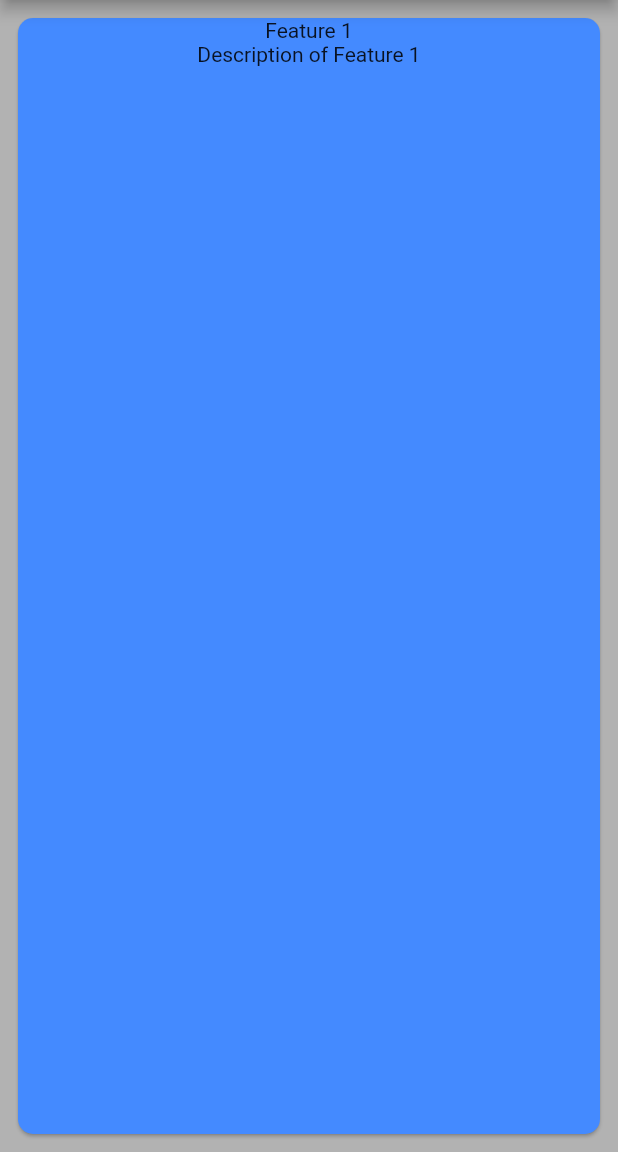
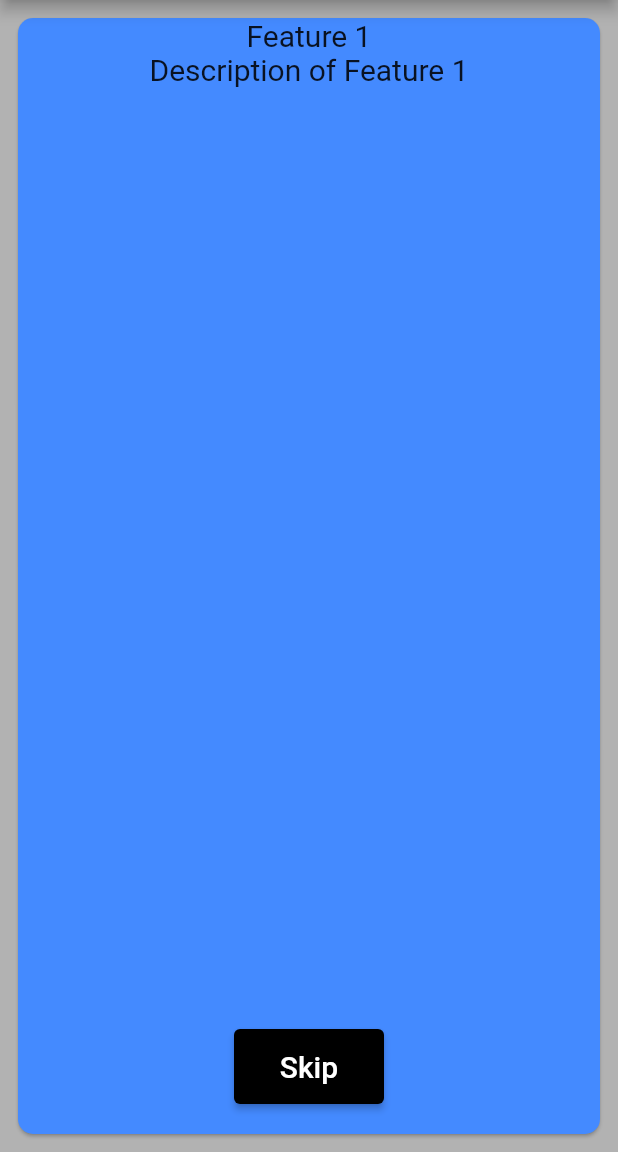
Before and after one commit to MostafaHamedd/Course-grade-tracker, a Flutter app: the screen it shows after launch, on a phone screen of 412 x 824 dp, the part 84-1236 px from its top. Run offline on Flutter 3.47's test engine with Material 2 defaults, Android fonts, the phone set to English and light mode, and no system bars; our stand-ins replace fluttertoast, page_transition, slider_button, sqflite; accounts and stored records are empty.

Commit message:
Database issues fixed and skip button added

```diff
--- a/lib/contentDb.dart
+++ b/lib/contentDb.dart
@@ -23,6 +23,9 @@ class contentDatabase{
       return _contentDb ;
     }
 
+  }
+  bool isInitialized(){
+    return _contentDb!=null ;
   }
 
 
--- a/lib/coursePage.dart
+++ b/lib/coursePage.dart
@@ -284,6 +284,7 @@ class _coursePageState extends State<coursePage> {
   }
 
   Widget courseContent() {
+
     return SingleChildScrollView(
       child: Column(
         children: [
--- a/lib/main.dart
+++ b/lib/main.dart
@@ -48,30 +48,91 @@ class _pageScaffoldState extends State<pageScaffold> {
         children: [
           PageView(
             children: [
+              Stack(
+                children: [
                   Card(
                     color: Colors.blueAccent,
                     shape: RoundedRectangleBorder(
                       borderRadius: BorderRadius.circular(10.0),
                     ),
+                    child: Stack(
+                      children: [
+                        // Image.asset(),
+
+                        Center(
                           child: Column(
                             children: [
-                    // Image.asset(),
-                    Text("Feature 1"),
-                    Text("Description of Feature 1"),
+                              Text("Feature 1",style: TextStyle(fontSize: 20),),
+                              Text("Description of Feature 1",style: TextStyle(fontSize: 20),),
+                            //  Align(alignment: Alignment.bottomCenter,child: ElevatedButton(onPressed: (){}, child: Text("Skip")),)
+
                             ],
                           ),
+                        ),
+                        Padding(
+                          padding: const EdgeInsets.all(20.0),
+                          child: Align(
+                            alignment: Alignment.bottomCenter,
+                            child: Container(
+                              width: 100,
+                              height: 50,
+                              child: ElevatedButton(
+                                onPressed: () {
+                                  Navigator.push(
+                                      context,
+                                      PageTransition(
+                                          type: PageTransitionType.fade,
+                                          child: CoursesPage(),
+                                          alignment: Alignment.center));
+                                },
+                                child: const Text('Skip',style: TextStyle(fontSize: 20),),
+                                style: ButtonStyle(
+
+                                  backgroundColor:
+                                  MaterialStateProperty.all(Colors.black),
+                                ),
+                              ),
+                            ),
+                          ),
+                          //Align(alignment: Alignment.bottomCenter,child:SliderButton(
+                          //
+                          //     buttonColor: Colors.black38,
+                          //     backgroundColor: Colors.black12,
+                          //     action: () {
+                          //       ///Do something here
+                          //       Navigator.push(context, PageTransition(type: PageTransitionType.fade, child: CoursesPage(),alignment: Alignment.center));
+                          //     },
+                          //     label: Text(
+                          //       "Get Started!       ",
+                          //       style: TextStyle(
+                          //           color: Color(0xff4a4a4a), fontWeight: FontWeight.w500, fontSize: 17),
+                          //     ),
+                          //     icon: Icon(Icons.navigate_next,size: 50,)
+                          //
+                          //
+                          // )
+                          //   ),
+                        )
+
+                      ],
+                    ),
+                  ),
+
+                ],
               ),
               Card(
                 color: Colors.orange,
                 shape: RoundedRectangleBorder(
                   borderRadius: BorderRadius.circular(10.0),
                 ),
+                child: Center(
                   child: Column(
                     children: [
                       //Image.asset("feature2.jpg"),
-                    Text("Feature 2"),
-                    Text("Description of Feature 2"),
+                      Text("Feature 2",style: TextStyle(fontSize: 20),),
+                      Text("Description of Feature 2",style: TextStyle(fontSize: 20),),
                     ],
+                  ),
                 ),
               ),
               Card(
@@ -85,8 +146,8 @@ class _pageScaffoldState extends State<pageScaffold> {
                       child: Column(
                         children: [
                           //Image.asset("feature3.jpg"),
-                          Text("Feature 3"),
-                          Text("Description of Feature 3"),
+                          Text("Feature 3",style: TextStyle(fontSize: 20),),
+                          Text("Description of Feature 3",style: TextStyle(fontSize: 20),),
                         ],
                       ),
                     ),
```
Also changed, not shown: lib/courses.dart (+13 -2 lines). Lines whose indentation alone changed are shown as unchanged.
